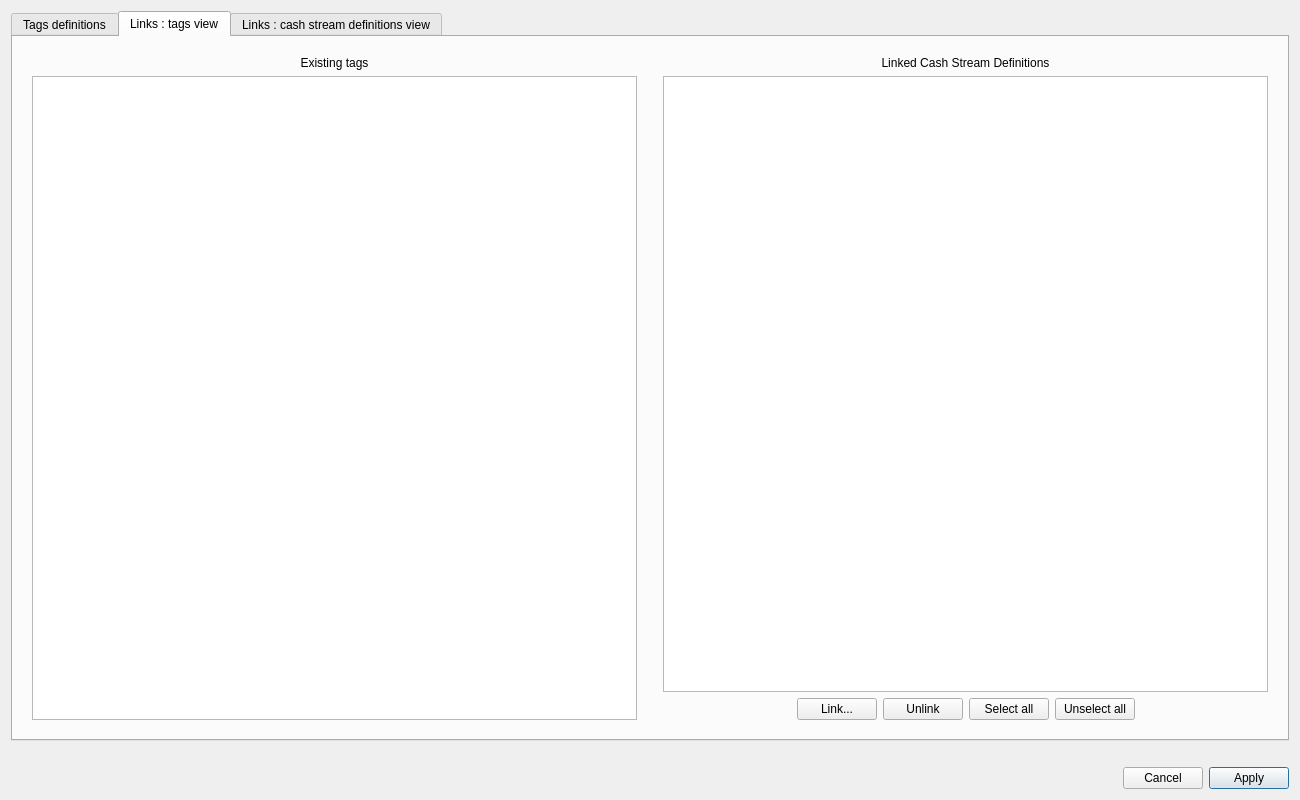
Old version of the form src/managetagsdialog.ui in the repository redmoon1945/gbp.
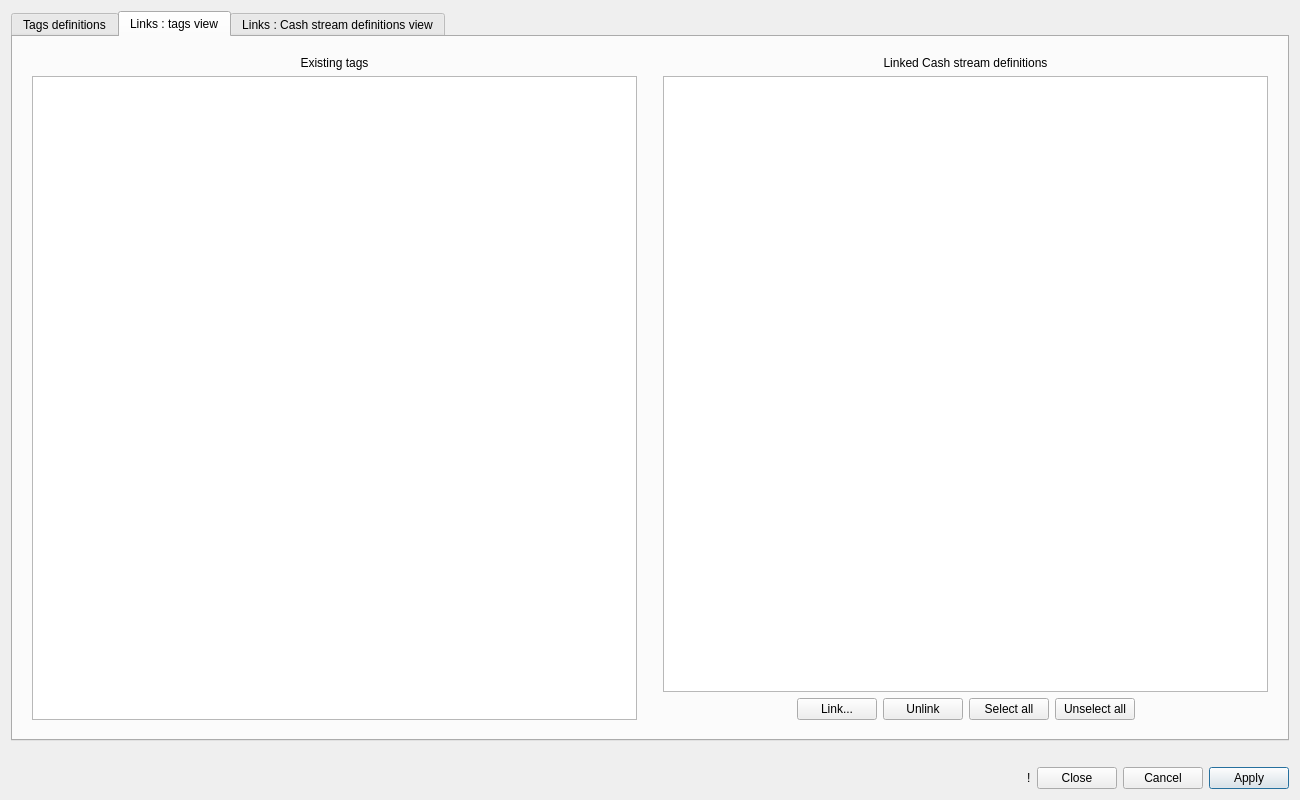
New version of the form. The open tabs and pages were chosen to show the change.

```diff
--- a/src/managetagsdialog.ui
+++ b/src/managetagsdialog.ui
@@ -272,7 +272,7 @@
          <item>
           <widget class="QLabel" name="tagsViewCsdListLabel">
            <property name="text">
-            <string>Linked Cash Stream Definitions</string>
+            <string>Linked Cash stream definitions</string>
            </property>
            <property name="alignment">
             <set>Qt::AlignmentFlag::AlignCenter</set>
@@ -377,7 +377,7 @@
      </widget>
      <widget class="QWidget" name="fromCsdTab">
       <attribute name="title">
-       <string>Links : cash stream definitions view</string>
+       <string>Links : Cash stream definitions view</string>
       </attribute>
       <layout class="QHBoxLayout" name="horizontalLayout_6">
        <item>
@@ -576,6 +576,29 @@
        </property>
       </spacer>
      </item>
+     <item>
+      <widget class="QLabel" name="modifiedWarningLabel">
+       <property name="toolTip">
+        <string>&lt;html&gt;&lt;head/&gt;&lt;body&gt;&lt;p&gt;The tags or links have been modified in this window. Click &amp;quot;Apply&amp;quot; to apply the changes, or &amp;quot;Cancel&amp;quot; to discard them.&lt;/p&gt;&lt;/body&gt;&lt;/html&gt;</string>
+       </property>
+       <property name="text">
+        <string notr="true">!</string>
+       </property>
+      </widget>
+     </item>
+     <item>
+      <widget class="QPushButton" name="closePushButton">
+       <property name="text">
+        <string>Close</string>
+       </property>
+       <property name="autoDefault">
+        <bool>false</bool>
+       </property>
+       <property name="default">
+        <bool>false</bool>
+       </property>
+      </widget>
+     </item>
      <item>
       <widget class="QPushButton" name="cancelPushButton">
        <property name="text">
```
Left out of the diff: 5 changed lines with no effect on the pictures.
